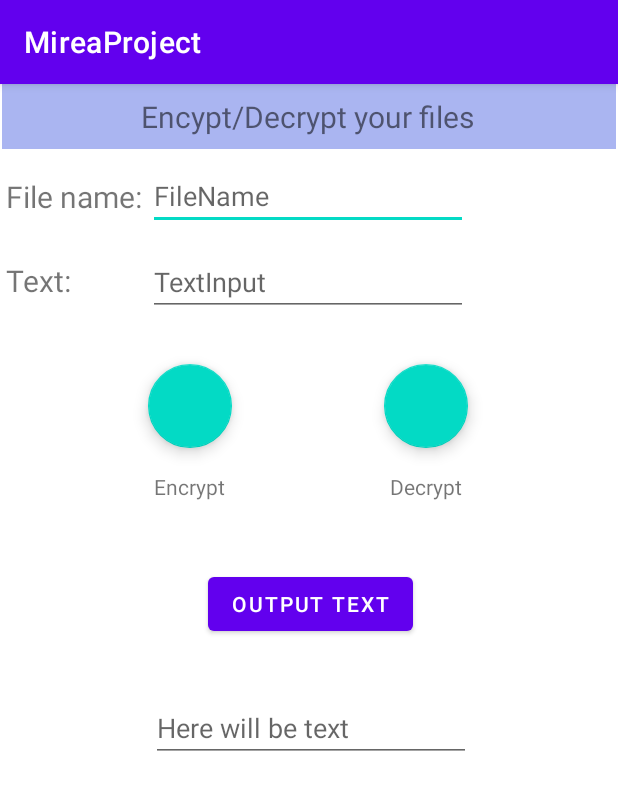
After one commit to keenetic29/MireaProject, an Android app: the fragment FilesFragment shown on its own in the app's theme, on a phone screen of 412 x 824 dp. The commit adds this screen. Shown: the top 790 px of the screen. Run offline under Robolectric (Android 15) with nearby library versions, the phone set to English and light mode, and no system bars.

Commit message:
6 practice

```diff
--- /dev/null
+++ b/app/src/main/java/com/mirea/andreevai/mireaproject/FilesFragment.java
@@ -0,0 +1,150 @@
+package com.mirea.andreevai.mireaproject;
+
+import android.content.Context;
+
+import android.os.Bundle;
+
+import androidx.fragment.app.Fragment;
+
+
+import android.util.Log;
+import android.view.LayoutInflater;
+import android.view.View;
+import android.view.ViewGroup;
+import android.widget.Toast;
+
+
+import java.io.FileInputStream;
+import java.io.FileOutputStream;
+import java.io.IOException;
+
+
+import com.mirea.andreevai.mireaproject.databinding.FragmentFilesBinding;
+
+public class FilesFragment extends Fragment {
+    private static final String ARG_PARAM1 = "param1";
+    private static final String ARG_PARAM2 = "param2";
+
+    // TODO: Rename and change types of parameters
+    private String mParam1;
+    private String mParam2;
+    private static final String LOG_TAG = MainActivity.class.getSimpleName();
+    private FragmentFilesBinding binding;
+
+    public FilesFragment() {
+        // Required empty public constructor
+    }
+
+    public static FilesFragment newInstance(String param1, String param2) {
+        FilesFragment fragment = new FilesFragment();
+        Bundle args = new Bundle();
+        args.putString(ARG_PARAM1, param1);
+        args.putString(ARG_PARAM2, param2);
+        fragment.setArguments(args);
+        return fragment;
+    }
+
+    @Override
+    public void onCreate(Bundle savedInstanceState) {
+        super.onCreate(savedInstanceState);
+        if (getArguments() != null) {
+            mParam1 = getArguments().getString(ARG_PARAM1);
+            mParam2 = getArguments().getString(ARG_PARAM2);
+        }
+    }
+
+    @Override
+    public View onCreateView(LayoutInflater inflater, ViewGroup container,
+                             Bundle savedInstanceState) {
+        super.onCreate(savedInstanceState);
+        binding = FragmentFilesBinding.inflate(inflater, container, false);
+        View view = binding.getRoot();
+        binding.buttonCode.setOnClickListener(new View.OnClickListener() {
+            @Override
+            public void onClick(View v) {
+                String text;
+                text = binding.editTextText.getText().toString();
+
+                String code = Code_Decode(text);
+                FileOutputStream outputStream;
+                try {
+                    outputStream = getActivity().openFileOutput(binding.editTextFileName.getText().toString(), Context.MODE_PRIVATE);
+                    outputStream.write(code.getBytes());
+                    outputStream.close();
+                } catch (Exception e) {
+                    e.printStackTrace();
+                }
+            }
+        });
+
+        binding.buttonDecode.setOnClickListener(new View.OnClickListener() {
+            @Override
+            public void onClick(View v) {
+                String text;
+                text = getTextFromFile();
+                String decode = Code_Decode(text);
+                FileOutputStream outputStream;
+                try {
+                    outputStream = getActivity().openFileOutput(binding.editTextFileName.getText().toString(), Context.MODE_PRIVATE);
+                    outputStream.write(decode.getBytes());
+                    outputStream.close();
+                } catch (Exception e) {
+                    e.printStackTrace();
+                }
+
+            }
+        });
+
+        binding.button.setOnClickListener(new View.OnClickListener() {
+            @Override
+            public void onClick(View v) {
+                String text;
+                text = getTextFromFile();
+                binding.editTextTextPersonName2.setText(text);
+            }
+        });
+
+        return view;
+    }
+
+
+    public String getTextFromFile() {
+        FileInputStream fin = null;
+        try {
+            fin = getActivity().openFileInput(binding.editTextFileName.getText().toString());
+            byte[] bytes = new byte[fin.available()];
+            fin.read(bytes);
+            String text = new String(bytes);
+            Log.d(LOG_TAG, text);
+            return text;
+        }
+        catch (IOException ex) {
+            Toast.makeText(getActivity(), ex.getMessage(), Toast.LENGTH_SHORT).show();
+        }
+        finally {
+            try {
+                if (fin != null)
+                    fin.close();
+            } catch (IOException ex) {
+                Toast.makeText(getContext(), ex.getMessage(), Toast.LENGTH_SHORT).show(); }
+        }
+        return null;
+    }
+
+    public String Code_Decode(String str) {
+        /**
+         * Функция шифрования и расшифрования.
+         * Она одна, т.к. применяется операция XOR (^) с числом 17
+         */
+        String ss ="";
+        for (int i = 0; i<str.length(); i++){
+            char c = str.charAt(i);
+            int k = (int) c; // ASCII-код
+            k = k^17;
+            c = (char) k;
+            ss +=c ;
+        }
+        return ss;
+    }
+
+}
--- a/app/src/main/java/com/mirea/andreevai/mireaproject/MainActivity.java
+++ b/app/src/main/java/com/mirea/andreevai/mireaproject/MainActivity.java
@@ -42,7 +42,8 @@ public class MainActivity extends AppCompatActivity {
         // menu should be considered as top level destinations.
         mAppBarConfiguration = new AppBarConfiguration.Builder(
                 R.id.nav_home, R.id.nav_gallery, R.id.nav_slideshow, R.id.nav_data, R.id.nav_brouser,
-                R.id.nav_service, R.id.nav_audio, R.id.nav_sensor, R.id.nav_camera)
+                R.id.nav_service, R.id.nav_audio, R.id.nav_sensor, R.id.nav_camera, R.id.nav_profile,
+                R.id.nav_files)
                 .setOpenableLayout(drawer)
                 .build();
         NavController navController = Navigation.findNavController(this, R.id.nav_host_fragment_content_main);
--- /dev/null
+++ b/app/src/main/res/layout/fragment_files.xml
@@ -0,0 +1,154 @@
+<?xml version="1.0" encoding="utf-8"?>
+<FrameLayout xmlns:android="http://schemas.android.com/apk/res/android"
+    xmlns:app="http://schemas.android.com/apk/res-auto"
+    xmlns:tools="http://schemas.android.com/tools"
+    android:layout_width="match_parent"
+    android:layout_height="match_parent"
+    tools:context=".FilesFragment">
+
+    <androidx.constraintlayout.widget.ConstraintLayout
+        android:layout_width="match_parent"
+        android:layout_height="match_parent">
+
+        <View
+            android:id="@+id/view3"
+            android:layout_width="409dp"
+            android:layout_height="43dp"
+            android:background="#AAB5F1"
+            app:layout_constraintEnd_toEndOf="parent"
+            app:layout_constraintStart_toStartOf="parent"
+            app:layout_constraintTop_toTopOf="parent" />
+
+        <EditText
+            android:id="@+id/editTextFileName"
+            android:layout_width="wrap_content"
+            android:layout_height="wrap_content"
+            android:layout_marginTop="52dp"
+            android:ems="10"
+            android:hint="FileName"
+            android:inputType="textPersonName"
+            app:layout_constraintEnd_toEndOf="parent"
+            app:layout_constraintHorizontal_bias="0.497"
+            app:layout_constraintStart_toStartOf="parent"
+            app:layout_constraintTop_toTopOf="parent" />
+
+        <TextView
+            android:id="@+id/textView18"
+            android:layout_width="wrap_content"
+            android:layout_height="wrap_content"
+            android:layout_marginTop="16dp"
+            android:text="Encrypt"
+            app:layout_constraintEnd_toEndOf="@+id/button_code"
+            app:layout_constraintStart_toStartOf="@+id/button_code"
+            app:layout_constraintTop_toBottomOf="@+id/button_code" />
+
+        <com.google.android.material.floatingactionbutton.FloatingActionButton
+            android:id="@+id/button_code"
+            android:layout_width="wrap_content"
+            android:layout_height="wrap_content"
+            android:layout_marginTop="32dp"
+            android:clickable="true"
+            app:layout_constraintEnd_toEndOf="@+id/editTextText"
+            app:layout_constraintHorizontal_bias="0.0"
+            app:layout_constraintStart_toStartOf="@+id/editTextText"
+            app:layout_constraintTop_toBottomOf="@+id/editTextText" />
+
+        <com.google.android.material.floatingactionbutton.FloatingActionButton
+            android:id="@+id/button_decode"
+            android:layout_width="wrap_content"
+            android:layout_height="wrap_content"
+            android:layout_marginTop="32dp"
+            android:clickable="true"
+            app:layout_constraintEnd_toEndOf="@+id/editTextText"
+            app:layout_constraintHorizontal_bias="1.0"
+            app:layout_constraintStart_toStartOf="@+id/editTextText"
+            app:layout_constraintTop_toBottomOf="@+id/editTextText" />
+
+        <TextView
+            android:id="@+id/textView19"
+            android:layout_width="wrap_content"
+            android:layout_height="wrap_content"
+            android:layout_marginTop="16dp"
+            android:text="Decrypt"
+            app:layout_constraintEnd_toEndOf="@+id/button_decode"
+            app:layout_constraintHorizontal_bias="0.558"
+            app:layout_constraintStart_toStartOf="@+id/button_decode"
+            app:layout_constraintTop_toBottomOf="@+id/button_decode" />
+
+        <Button
+            android:id="@+id/button"
+            android:layout_width="wrap_content"
+            android:layout_height="wrap_content"
+            android:layout_marginTop="168dp"
+            android:text="Output text"
+            app:layout_constraintEnd_toEndOf="@+id/textView19"
+            app:layout_constraintHorizontal_bias="0.521"
+            app:layout_constraintStart_toStartOf="@+id/textView18"
+            app:layout_constraintTop_toBottomOf="@+id/editTextText" />
+
+        <EditText
+            android:id="@+id/editTextTextPersonName2"
+            android:layout_width="wrap_content"
+            android:layout_height="wrap_content"
+            android:layout_marginTop="36dp"
+            android:ems="10"
+            android:hint="Here will be text"
+            android:inputType="textPersonName"
+            app:layout_constraintEnd_toEndOf="@+id/button"
+            app:layout_constraintStart_toStartOf="@+id/button"
+            app:layout_constraintTop_toBottomOf="@+id/button" />
+
+        <EditText
+            android:id="@+id/editTextText"
+            android:layout_width="wrap_content"
+            android:layout_height="wrap_content"
+            android:layout_marginTop="12dp"
+            android:ems="10"
+            android:hint="TextInput"
+            android:inputType="textPersonName"
+            app:layout_constraintEnd_toEndOf="@+id/editTextFileName"
+            app:layout_constraintHorizontal_bias="0.0"
+            app:layout_constraintStart_toStartOf="@+id/editTextFileName"
+            app:layout_constraintTop_toBottomOf="@+id/editTextFileName" />
+
+        <TextView
+            android:id="@+id/textView2"
+            android:layout_width="wrap_content"
+            android:layout_height="wrap_content"
+            android:text="File name:"
+            android:textSize="20sp"
+            app:layout_constraintBottom_toBottomOf="@+id/editTextFileName"
+            app:layout_constraintEnd_toStartOf="@+id/editTextFileName"
+            app:layout_constraintStart_toStartOf="parent"
+            app:layout_constraintTop_toTopOf="@+id/editTextFileName" />
+
+        <TextView
+            android:id="@+id/textView15"
+            android:layout_width="wrap_content"
+            android:layout_height="wrap_content"
+            android:layout_marginEnd="60dp"
+            android:text="Text:"
+            android:textSize="20sp"
+            app:layout_constraintBottom_toBottomOf="@+id/editTextText"
+            app:layout_constraintEnd_toStartOf="@+id/editTextText"
+            app:layout_constraintHorizontal_bias="0.0"
+            app:layout_constraintStart_toStartOf="@+id/textView2"
+            app:layout_constraintTop_toTopOf="@+id/editTextText"
+            app:layout_constraintVertical_bias="0.444" />
+
+        <TextView
+            android:id="@+id/textView16"
+            android:layout_width="wrap_content"
+            android:layout_height="wrap_content"
+            android:text="Encypt/Decrypt your files"
+            android:textSize="20sp"
+            app:layout_constraintBottom_toBottomOf="@+id/view3"
+            app:layout_constraintEnd_toEndOf="@+id/view3"
+            app:layout_constraintHorizontal_bias="0.497"
+            app:layout_constraintStart_toStartOf="@+id/view3"
+            app:layout_constraintTop_toTopOf="parent" />
+
+
+    </androidx.constraintlayout.widget.ConstraintLayout>
+
+</FrameLayout>
```
Also changed, not shown: app/src/main/java/com/mirea/andreevai/mireaproject/ProfileFragment.java (added, +96 -0 lines), app/src/main/res/layout/fragment_profile.xml (added, +79 -0 lines), app/src/main/res/menu/activity_main_drawer.xml (+10 -2 lines), app/src/main/res/navigation/mobile_navigation.xml (+10 -0 lines).
